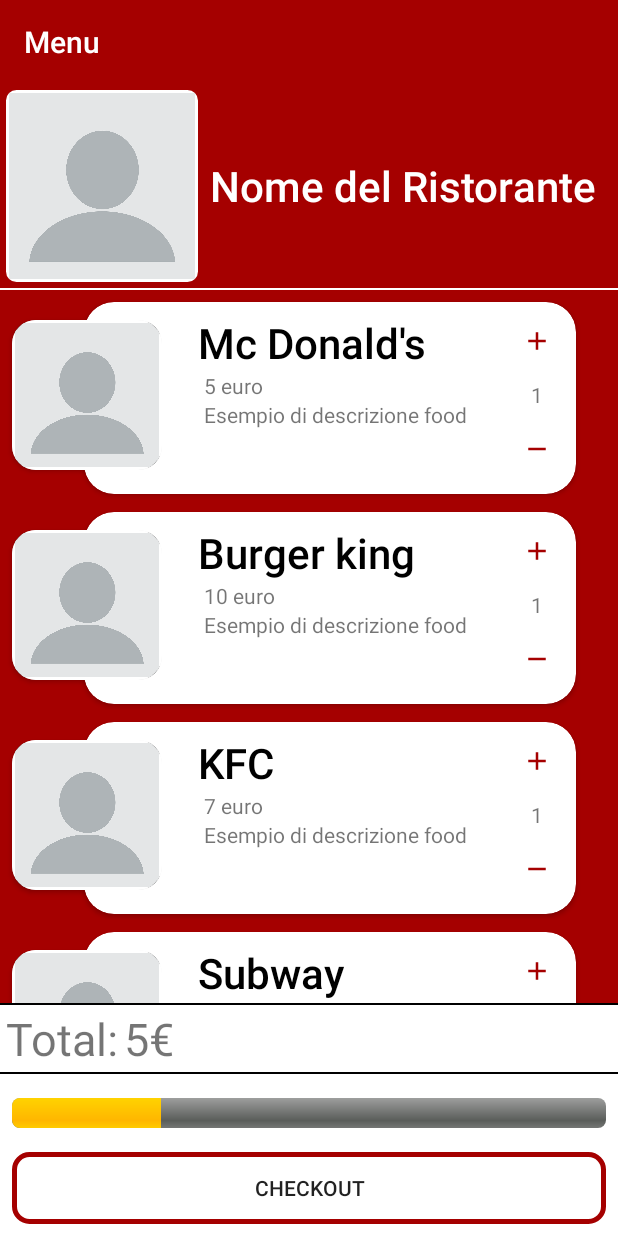
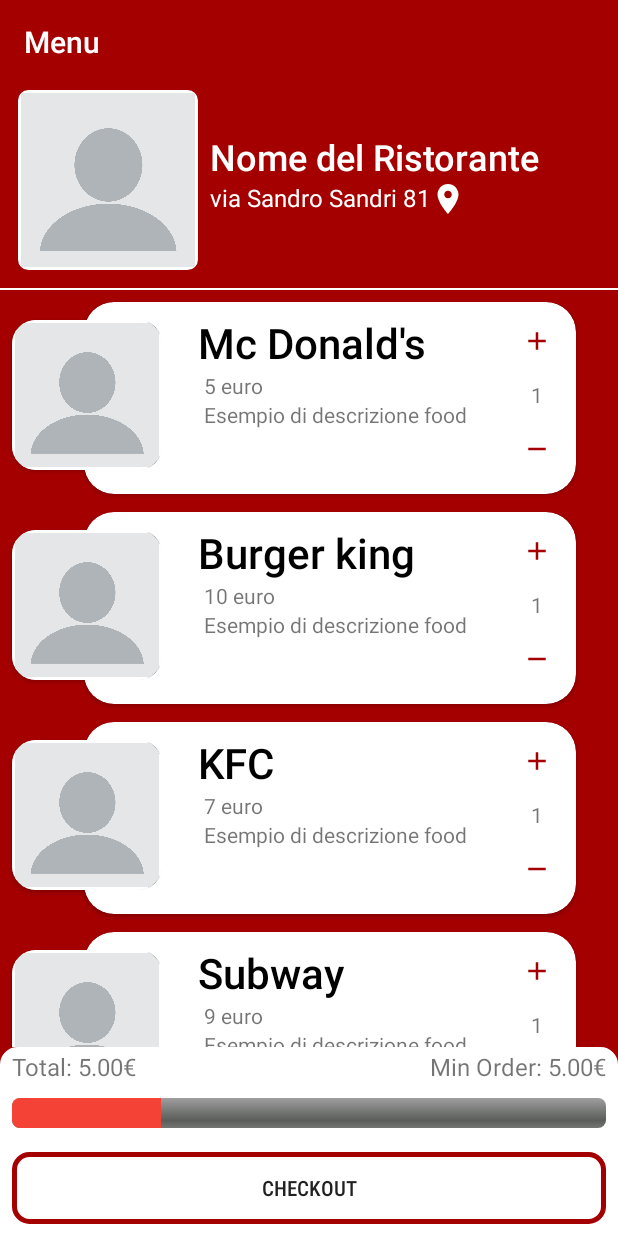
Before and after one commit to AlessandroAgneti/DEPAndroid, an Android app: the screen it shows after launch (ShopActivity), after a tap on "MENU", on a phone screen of 412 x 824 dp. Run offline under Robolectric (Android 15) with nearby library versions, the phone set to English and light mode, and no system bars; 1 other tap on this screen came first.

Commit message:
Modify layout activity_shop and animation scrool carditem

```diff
--- a/app/src/main/res/anim/slide_down.xml
+++ b/app/src/main/res/anim/slide_down.xml
@@ -5,7 +5,7 @@
     <scale
         android:duration="500"
         android:fromXScale="1.0"
-        android:fromYScale="0.0"
+        android:fromYScale="1.0"
         android:interpolator="@android:anim/linear_interpolator"
         android:toXScale="1.0"
         android:toYScale="1.0" />
--- /dev/null
+++ b/app/src/main/res/drawable/baselinecheckout.xml
@@ -0,0 +1,18 @@
+<?xml version="1.0" encoding="utf-8"?>
+<shape xmlns:android="http://schemas.android.com/apk/res/android"
+    android:shape="rectangle">
+
+    <corners
+        android:topLeftRadius="10dp"
+        android:topRightRadius="10dp">
+    </corners>
+
+    <gradient
+        android:type="linear"
+        android:centerColor="@color/colorWhite"
+        android:endColor="@color/colorWhite"
+        android:startColor="@color/colorWhite"/>
+
+    <stroke android:width="5px" android:color="#FFFFFF" />
+
+</shape>
--- /dev/null
+++ b/app/src/main/res/drawable/ic_place_black_24dp.xml
@@ -0,0 +1,5 @@
+<vector android:height="24dp" android:tint="#FFFFFF"
+    android:viewportHeight="24.0" android:viewportWidth="24.0"
+    android:width="24dp" xmlns:android="http://schemas.android.com/apk/res/android">
+    <path android:fillColor="#FF000000" android:pathData="M12,2C8.13,2 5,5.13 5,9c0,5.25 7,13 7,13s7,-7.75 7,-13c0,-3.87 -3.13,-7 -7,-7zM12,11.5c-1.38,0 -2.5,-1.12 -2.5,-2.5s1.12,-2.5 2.5,-2.5 2.5,1.12 2.5,2.5 -1.12,2.5 -2.5,2.5z"/>
+</vector>
--- a/app/src/main/res/layout/activity_shop.xml
+++ b/app/src/main/res/layout/activity_shop.xml
@@ -9,6 +9,8 @@
 
     <RelativeLayout
         android:id="@+id/rl"
+        android:layout_marginBottom="8dp"
+        android:layout_marginStart="8dp"
         android:layout_width="match_parent"
         android:layout_height="wrap_content">
 
@@ -16,21 +18,42 @@
             android:background="@drawable/image_login"
             android:layout_margin="4dp"
             android:id="@+id/name_tv"
-            android:layout_width="128dp"
-            android:layout_height="128dp"
+            android:layout_width="120dp"
+            android:layout_height="120dp"
             android:scaleType="centerCrop"
             android:src="@drawable/blank_profile" />
 
         <TextView
+            android:id="@+id/name_restaurant"
             android:layout_width="wrap_content"
             android:layout_height="wrap_content"
-            android:layout_centerVertical="true"
             android:layout_marginStart="4dp"
+            android:layout_marginTop="32dp"
             android:layout_toEndOf="@+id/name_tv"
             android:fontFamily="sans-serif-medium"
             android:text="Nome del Ristorante"
             android:textColor="@color/colorWhite"
-            android:textSize="28sp" />
+            android:textSize="24sp" />
+
+        <TextView
+            android:id="@+id/address_restaurant"
+            android:layout_width="wrap_content"
+            android:layout_marginStart="4dp"
+            android:layout_height="wrap_content"
+            android:layout_below="@+id/name_restaurant"
+            android:layout_toEndOf="@+id/name_tv"
+            android:text="via Sandro Sandri 81"
+            android:textColor="@color/colorWhite"
+            android:textSize="16sp"
+            android:fontFamily="sans-serif"
+            />
+
+        <ImageView
+            android:layout_width="wrap_content"
+            android:layout_height="wrap_content"
+            android:src="@drawable/ic_place_black_24dp"
+            android:layout_toEndOf="@+id/address_restaurant"
+            android:layout_below="@+id/name_restaurant"/>
 
     </RelativeLayout>
 
@@ -51,32 +74,26 @@
 
 
     <RelativeLayout
-        android:background="@color/colorWhite"
+        android:background="@drawable/baselinecheckout"
         android:id="@+id/rl4"
         android:layout_width="wrap_content"
         android:layout_height="wrap_content"
         android:layout_alignParentBottom="true">
 
-        <View
-            android:id="@+id/separator2"
-            android:layout_width="match_parent"
-            android:layout_height="1dp"
-            android:background="@color/colorBlack" />
 
         <RelativeLayout
             android:id="@+id/rl3"
             android:layout_width="wrap_content"
-            android:layout_height="wrap_content"
-            android:layout_below="@id/separator2">
+            android:layout_height="wrap_content">
 
             <TextView
                 android:id="@+id/text_total"
                 android:layout_width="wrap_content"
                 android:layout_height="wrap_content"
                 android:layout_centerVertical="true"
-                android:layout_marginStart="4dp"
+                android:layout_marginStart="8dp"
                 android:text="Total:"
-                android:textSize="30sp" />
+                android:textSize="16sp" />
 
             <TextView
                 android:layout_width="wrap_content"
@@ -85,19 +102,38 @@
                 android:layout_marginStart="4dp"
                 android:layout_marginTop="4dp"
                 android:layout_toEndOf="@+id/text_total"
-                android:text="5€"
-                android:textSize="30sp" />
+                android:text="5.00€"
+                android:textSize="16sp" />
 
         </RelativeLayout>
 
-        <View
-            android:id="@+id/separator3"
-            android:layout_width="match_parent"
-            android:layout_height="1dp"
-            android:layout_below="@+id/rl3"
-            android:background="@color/colorBlack"
-            android:layout_marginBottom="8dp"/>
+        <RelativeLayout
+            android:id="@+id/rl5"
+            android:layout_alignParentEnd="true"
+            android:layout_width="wrap_content"
+            android:layout_marginEnd="8dp"
+            android:layout_height="wrap_content">
 
+            <TextView
+                android:id="@+id/text_minOrder"
+                android:layout_width="wrap_content"
+                android:layout_height="wrap_content"
+                android:layout_centerVertical="true"
+                android:layout_marginStart="4dp"
+                android:text="Min Order:"
+                android:textSize="16sp" />
+
+            <TextView
+                android:layout_width="wrap_content"
+                android:layout_height="wrap_content"
+                android:layout_centerVertical="true"
+                android:layout_marginStart="4dp"
+                android:layout_marginTop="4dp"
+                android:layout_toEndOf="@+id/text_minOrder"
+                android:text="5.00€"
+                android:textSize="16sp" />
+
+        </RelativeLayout>
 
         <ProgressBar
             android:id="@+id/determinateBar"
@@ -105,7 +141,8 @@
             android:layout_width="match_parent"
             android:layout_height="wrap_content"
             android:layout_margin="8dp"
-            android:layout_below="@id/separator3"
+            android:progressTint="@color/colorRedAccent"
+            android:layout_below="@id/rl3"
             android:progress="25" />
 
         <Button
@@ -114,7 +151,9 @@
             android:layout_width="match_parent"
             android:layout_height="wrap_content"
             android:layout_below="@id/determinateBar"
+            android:fontFamily="sans-serif-condensed-medium"
             android:layout_margin="8dp"
+            android:textSize="14sp"
             android:text="Checkout" />
 
     </RelativeLayout>
--- a/app/src/main/res/values/colors.xml
+++ b/app/src/main/res/values/colors.xml
@@ -7,4 +7,5 @@
     <color name="colorWhite">#FFFFFFFF</color>
     <color name="colorGrey">#BDBDBD</color>
     <color name="colorBlack">#000000</color>
+    <color name="colorRedAccent">#f44336</color>
 </resources>
```
